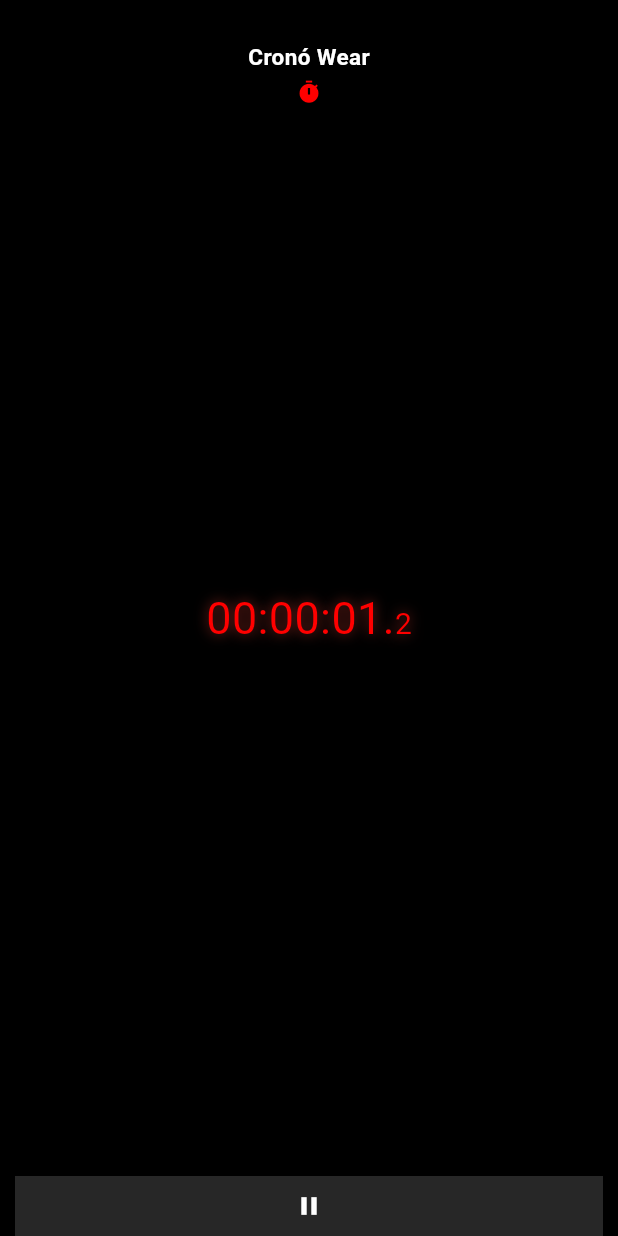
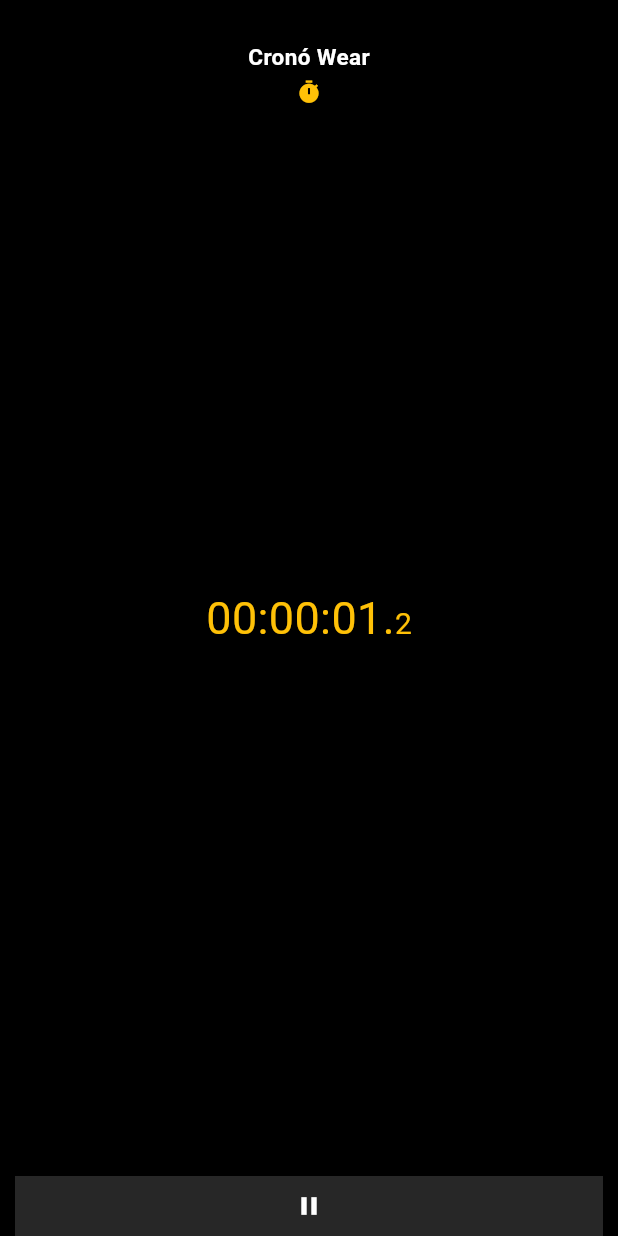
Before and after one commit to ChrisAlegria/Crono-Wear, a Flutter app: the screen it shows after launch, after a tap on the "play arrow" icon, on a phone screen of 412 x 824 dp. Run offline on Flutter 3.47's test engine with Material 3 defaults, Android fonts, the phone set to English and light mode, and no system bars; missing offline and left inert: wear; Roboto replaces fonts that are missing (Digital).

Commit message:
Add: Colors Text

```diff
--- a/lib/main.dart
+++ b/lib/main.dart
@@ -53,6 +53,7 @@ class _TimerScreenState extends State<TimerScreen> {
   late String _strCount;
   late bool _isRunning;
   late double _iconOpacity;
+  Color _currentColor = Colors.amber; // Initial color
 
   @override
   void initState() {
@@ -90,7 +91,7 @@ class _TimerScreenState extends State<TimerScreen> {
                         height: 5), // Adjust this height to move the icon down
                     Icon(
                       Icons.timer,
-                      color: const Color.fromARGB(255, 255, 0, 0),
+                      color: _currentColor,
                       size: 17.0,
                     ),
                   ],
@@ -103,13 +104,12 @@ class _TimerScreenState extends State<TimerScreen> {
                       TextSpan(
                         text: _strCount.substring(0, _strCount.length - 1),
                         style: TextStyle(
-                          color: const Color.fromARGB(255, 255, 0, 0),
+                          color: _currentColor,
                           fontSize: 30.0,
                           fontFamily: 'Digital',
                           shadows: [
                             Shadow(
                               blurRadius: 10.0,
-                              color: Colors.red.withOpacity(0.6),
                               offset: Offset(0, 0),
                             ),
                           ],
@@ -118,13 +118,12 @@ class _TimerScreenState extends State<TimerScreen> {
                       TextSpan(
                         text: _strCount.substring(_strCount.length - 1),
                         style: TextStyle(
-                          color: const Color.fromARGB(255, 255, 0, 0),
+                          color: _currentColor,
                           fontSize: 20.0,
                           fontFamily: 'Digital',
                           shadows: [
                             Shadow(
                               blurRadius: 10.0,
-                              color: Colors.red.withOpacity(0.6),
                               offset: Offset(0, 0),
                             ),
                           ],
@@ -209,8 +208,27 @@ class _TimerScreenState extends State<TimerScreen> {
             (second < 10 ? "0$second" : "$second") +
             "." +
             "$millisecond"; // Showing only the first digit of milliseconds
+
+        // Change color every minute (60 seconds)
+        if (second == 0 && millisecond == 0) {
+          _currentColor = _getNextColor(_currentColor);
+        }
       });
     });
+  }
+
+  Color _getNextColor(Color currentColor) {
+    List<Color> colorList = [
+      Color.fromARGB(255, 27, 255, 35),
+      Colors.blue,
+      const Color.fromARGB(255, 198, 38, 226),
+      const Color.fromARGB(255, 255, 25, 9),
+      const Color.fromARGB(255, 255, 199, 29),
+    ];
+
+    int currentIndex = colorList.indexOf(currentColor);
+    int nextIndex = (currentIndex + 1) % colorList.length;
+    return colorList[nextIndex];
   }
 
   @override
```
